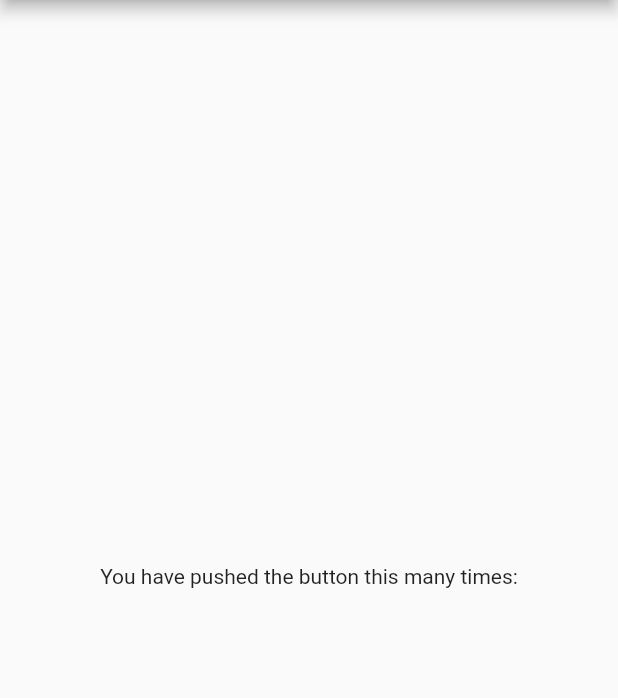
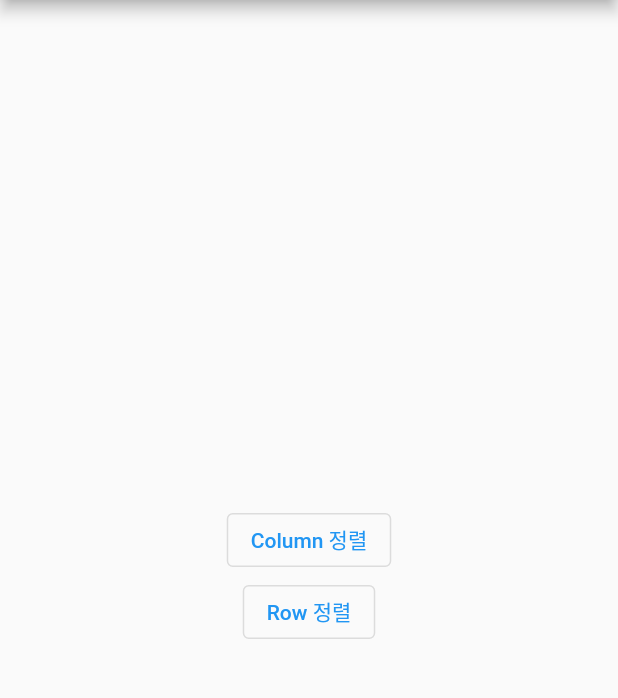
Before and after one commit to LeeSeulgi97/seul_flutter, a Flutter app: the screen it shows after launch, on a phone screen of 412 x 824 dp, the part 84-782 px from its top. Run offline on Flutter 3.47's test engine with Material 2 defaults, Android fonts, the phone set to English and light mode, and no system bars.

Commit message:
no message

```diff
--- a/lib/main.dart
+++ b/lib/main.dart
@@ -1,4 +1,6 @@
 import 'package:flutter/material.dart';
+import 'package:seul_flutter/sort_ex/column_sort.dart';
+import 'package:seul_flutter/sort_ex/row_sort.dart';
 
 void main() {
   runApp(const MyApp());
@@ -10,9 +12,7 @@ class MyApp extends StatelessWidget {
   @override
   Widget build(BuildContext context) {
     return MaterialApp(
-      title: 'Flutter Demo',
       theme: ThemeData(
-        primarySwatch: Colors.blue,
       ),
       home: const MyHomePage(title: 'Flutter Demo Home Page'),
     );
@@ -42,9 +42,24 @@ class _MyHomePageState extends State<MyHomePage> {
         child: Column(
           mainAxisAlignment: MainAxisAlignment.center,
           children: <Widget>[
-            const Text(
-              'You have pushed the button this many times:',
+            Container(
+              child: OutlinedButton(
+                  onPressed: (){
+                    Navigator.push(context,MaterialPageRoute(builder: (context) => ColumnSort()));
+                  },
+                  child: Text('Column 정렬')
+              ),
+
             ),
+            Container(
+              child: OutlinedButton(
+                  onPressed: (){
+                    Navigator.push(context,MaterialPageRoute(builder: (context) => RowSort()));
+                  },
+                  child: Text('Row 정렬')
+              ),
+
+            )
           ],
         ),
       ),
```
Also changed, not shown: lib/sort_ex/column_sort.dart (added, +38 -0 lines), lib/sort_ex/row_sort.dart (added, +21 -0 lines).
